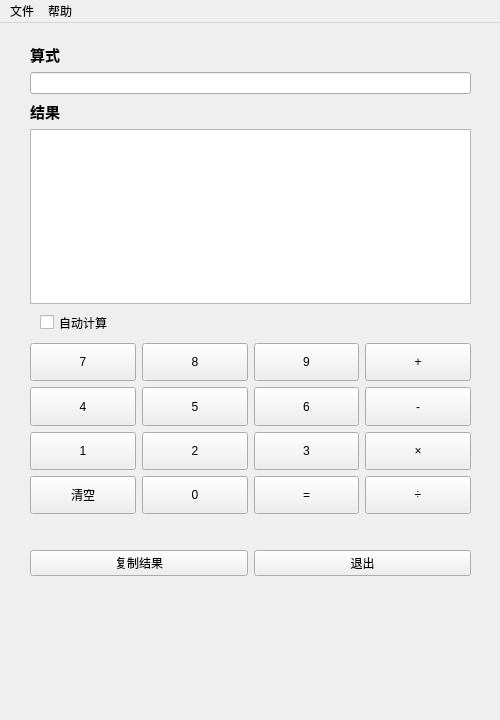
Old version of the form mainwindow.ui in the repository Remaker01/Calc.
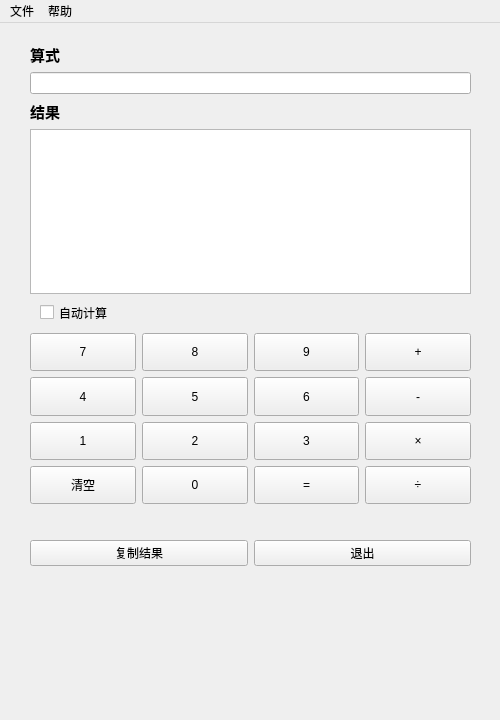
New version of the form. Icons and pictures are not drawn.

```diff
--- a/mainwindow.ui
+++ b/mainwindow.ui
@@ -46,7 +46,7 @@
     <property name="geometry">
      <rect>
       <x>40</x>
-      <y>290</y>
+      <y>280</y>
       <width>91</width>
       <height>19</height>
      </rect>
@@ -61,7 +61,7 @@
       <x>30</x>
       <y>20</y>
       <width>441</width>
-      <height>261</height>
+      <height>251</height>
      </rect>
     </property>
     <layout class="QGridLayout" name="gridLayout">
@@ -118,7 +118,7 @@
     <property name="geometry">
      <rect>
       <x>30</x>
-      <y>320</y>
+      <y>310</y>
       <width>441</width>
       <height>171</height>
      </rect>
@@ -404,7 +404,7 @@
     <property name="geometry">
      <rect>
       <x>30</x>
-      <y>510</y>
+      <y>500</y>
       <width>441</width>
       <height>61</height>
      </rect>
```
Left out of the diff: 3 changed lines with no effect on the pictures.
